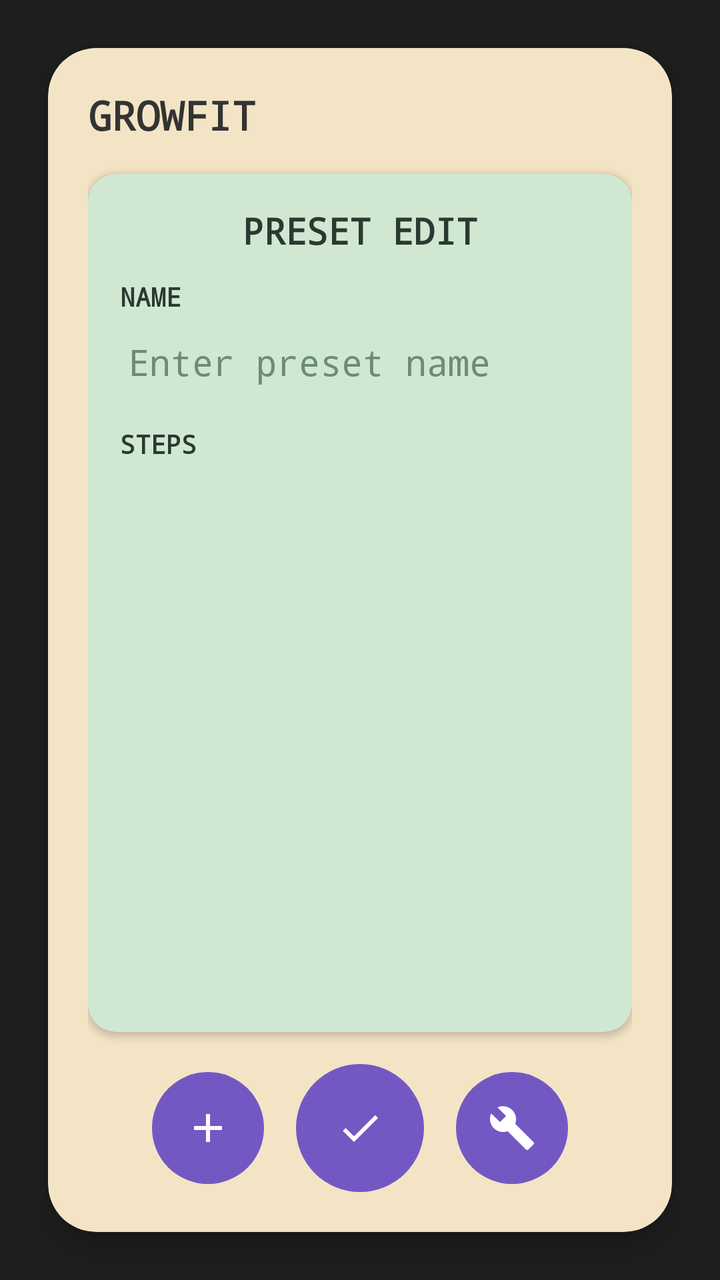
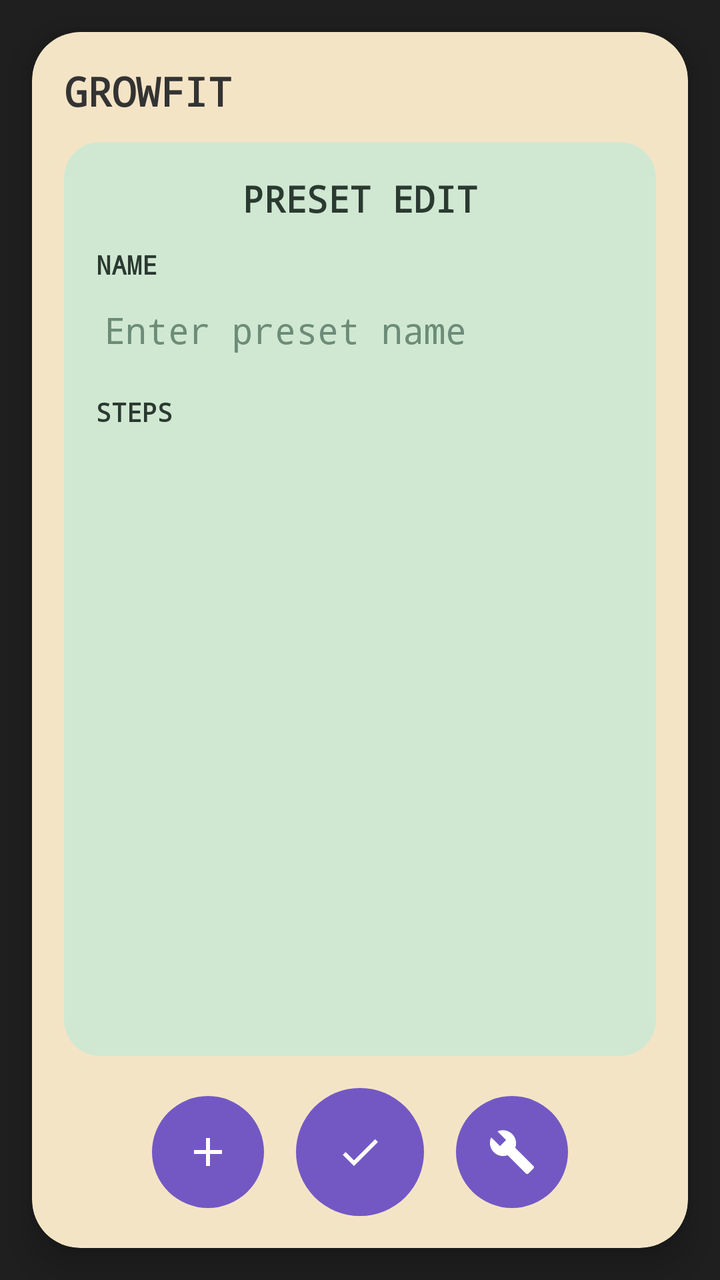

An Android layout rendered at two revisions. The XML below is the earlier revision; the diff shows what the commit changed to produce the second picture.
<!-- AndroidManifest.xml: application theme Theme.GrowFit -->
<!-- res/layout/fragment_preset_edit.xml -->
<?xml version="1.0" encoding="utf-8"?>
<androidx.constraintlayout.widget.ConstraintLayout
    xmlns:android="http://schemas.android.com/apk/res/android"
    xmlns:app="http://schemas.android.com/apk/res-auto"
    android:layout_width="match_parent"
    android:layout_height="match_parent"
    android:background="#1F1F1F">

    
    <androidx.cardview.widget.CardView
        android:id="@+id/deviceFrame"
        android:layout_width="0dp"
        android:layout_height="0dp"
        android:layout_margin="24dp"
        android:backgroundTint="#F4E4C6"
        app:cardCornerRadius="24dp"
        app:cardElevation="10dp"
        app:layout_constraintTop_toTopOf="parent"
        app:layout_constraintBottom_toBottomOf="parent"
        app:layout_constraintStart_toStartOf="parent"
        app:layout_constraintEnd_toEndOf="parent">

        <androidx.constraintlayout.widget.ConstraintLayout
            android:layout_width="match_parent"
            android:layout_height="match_parent"
            android:padding="20dp">

            
            <TextView
                android:id="@+id/txtLogo"
                android:layout_width="wrap_content"
                android:layout_height="wrap_content"
                android:text="GROWFIT"
                android:textSize="20sp"
                android:textStyle="bold"
                android:fontFamily="monospace"
                android:textColor="#333333"
                app:layout_constraintTop_toTopOf="parent"
                app:layout_constraintStart_toStartOf="parent"/>

            
            <androidx.cardview.widget.CardView
                android:id="@+id/lcdScreen"
                android:layout_width="0dp"
                android:layout_height="0dp"
                android:backgroundTint="#D0E8D2"
                app:cardCornerRadius="14dp"
                android:layout_marginTop="16dp"
                android:layout_marginBottom="16dp"
                app:layout_constraintTop_toBottomOf="@id/txtLogo"
                app:layout_constraintStart_toStartOf="parent"
                app:layout_constraintEnd_toEndOf="parent"
                app:layout_constraintBottom_toTopOf="@id/bottomButtonRow">

                <androidx.constraintlayout.widget.ConstraintLayout
                    android:layout_width="match_parent"
                    android:layout_height="match_parent"
                    android:padding="16dp">

                    
                    <TextView
                        android:id="@+id/txtTitle"
                        android:layout_width="wrap_content"
                        android:layout_height="wrap_content"
                        android:text="PRESET EDIT"
                        android:textSize="18sp"
                        android:textStyle="bold"
                        android:fontFamily="monospace"
                        android:textColor="#2B3A30"
                        app:layout_constraintTop_toTopOf="parent"
                        app:layout_constraintStart_toStartOf="parent"
                        app:layout_constraintEnd_toEndOf="parent" />

                    
                    <TextView
                        android:id="@+id/textNameLabel"
                        android:layout_width="wrap_content"
                        android:layout_height="wrap_content"
                        android:text="NAME"
                        android:textSize="13sp"
                        android:textStyle="bold"
                        android:fontFamily="monospace"
                        android:textColor="#2B3A30"
                        android:layout_marginTop="12dp"
                        app:layout_constraintTop_toBottomOf="@id/txtTitle"
                        app:layout_constraintStart_toStartOf="parent"/>

                    
                    <EditText
                        android:id="@+id/editPresetName"
                        android:layout_width="0dp"
                        android:layout_height="40dp"
                        android:layout_marginTop="4dp"
                        android:layout_marginEnd="8dp"
                        android:autofillHints=""
                        android:background="@android:color/transparent"
                        android:fontFamily="monospace"
                        android:inputType="text"
                        android:textColor="#2B3A30"
                        android:textColorHint="#6C8C78"
                        android:hint="Enter preset name"
                        android:padding="4dp"
                        android:singleLine="true"
                        app:layout_constraintTop_toBottomOf="@id/textNameLabel"
                        app:layout_constraintStart_toStartOf="parent"
                        app:layout_constraintEnd_toEndOf="parent" />

                    
                    <TextView
                        android:id="@+id/textStepHint"
                        android:layout_width="wrap_content"
                        android:layout_height="wrap_content"
                        android:text="STEPS"
                        android:textSize="13sp"
                        android:textStyle="bold"
                        android:fontFamily="monospace"
                        android:textColor="#2B3A30"
                        android:layout_marginTop="12dp"
                        app:layout_constraintTop_toBottomOf="@id/editPresetName"
                        app:layout_constraintStart_toStartOf="parent"/>

                    
                    <TextView
                        android:id="@+id/textEmptySteps"
                        android:layout_width="wrap_content"
                        android:layout_height="wrap_content"
                        android:text="스텝이 없습니다.\n아래 + 버튼으로 새 스텝을 추가해 보세요!"
                        android:textColor="#2B3A30"
                        android:textSize="14sp"
                        android:textStyle="bold"
                        android:gravity="center"
                        android:visibility="gone"
                        android:padding="12dp"
                        app:layout_constraintTop_toBottomOf="@id/textStepHint"
                        app:layout_constraintBottom_toBottomOf="parent"
                        app:layout_constraintStart_toStartOf="parent"
                        app:layout_constraintEnd_toEndOf="parent" />

                    
                    <androidx.recyclerview.widget.RecyclerView
                        android:id="@+id/recyclerSteps"
                        android:layout_width="0dp"
                        android:layout_height="0dp"
                        android:overScrollMode="never"
                        android:layout_marginTop="8dp"
                        android:layout_marginStart="4dp"
                        android:layout_marginEnd="4dp"
                        android:layout_marginBottom="4dp"
                        android:clipToPadding="false"
                        android:paddingBottom="8dp"
                        app:layout_constraintTop_toBottomOf="@id/textStepHint"
                        app:layout_constraintBottom_toBottomOf="parent"
                        app:layout_constraintStart_toStartOf="parent"
                        app:layout_constraintEnd_toEndOf="parent" />

                    
                    <ProgressBar
                        android:id="@+id/progressLoading"
                        style="?android:attr/progressBarStyleLarge"
                        android:layout_width="wrap_content"
                        android:layout_height="wrap_content"
                        android:indeterminate="true"
                        android:visibility="gone"
                        app:layout_constraintTop_toTopOf="parent"
                        app:layout_constraintBottom_toBottomOf="parent"
                        app:layout_constraintStart_toStartOf="parent"
                        app:layout_constraintEnd_toEndOf="parent" />

                </androidx.constraintlayout.widget.ConstraintLayout>
            </androidx.cardview.widget.CardView>

            
            <LinearLayout
                android:id="@+id/bottomButtonRow"
                android:layout_width="0dp"
                android:layout_height="wrap_content"
                android:orientation="horizontal"
                android:gravity="center"
                android:layout_marginTop="8dp"
                app:layout_constraintBottom_toBottomOf="parent"
                app:layout_constraintStart_toStartOf="parent"
                app:layout_constraintEnd_toEndOf="parent">

                
                <ImageButton
                    android:id="@+id/btnAddStep"
                    android:layout_width="56dp"
                    android:layout_height="56dp"
                    android:layout_marginEnd="16dp"
                    android:background="@drawable/bg_round_button_small"
                    android:src="@drawable/ic_add"
                    android:contentDescription="Add step"
                    app:backgroundTint="#7358C4"
                    app:tint="#FFFFFF" />

                
                <ImageButton
                    android:id="@+id/btnSavePreset"
                    android:layout_width="64dp"
                    android:layout_height="64dp"
                    android:background="@drawable/bg_round_button_small"
                    android:src="@drawable/ic_check"
                    android:contentDescription="Save preset"
                    app:backgroundTint="#7358C4"
                    app:tint="#FFFFFF" />

                
                <ImageButton
                    android:id="@+id/btnEditSteps"
                    android:layout_width="56dp"
                    android:layout_height="56dp"
                    android:layout_marginStart="16dp"
                    android:background="@drawable/bg_round_button_small"
                    android:src="@drawable/ic_build"
                    android:contentDescription="Edit steps"
                    app:backgroundTint="#7358C4"
                    app:tint="#FFFFFF" />

            </LinearLayout>

        </androidx.constraintlayout.widget.ConstraintLayout>
    </androidx.cardview.widget.CardView>
</androidx.constraintlayout.widget.ConstraintLayout>
<!-- resources referenced by this layout -->
<resources>
  <!-- drawable bg_round_button_small (drawable) -->
  <shape xmlns:android="http://schemas.android.com/apk/res/android"
      android:shape="oval">
      <solid android:color="#444444" />
      <size
          android:width="32dp"
          android:height="32dp" />
  </shape>
  <!-- drawable ic_add (drawable) -->
  <vector xmlns:android="http://schemas.android.com/apk/res/android" android:height="24dp" android:tint="#000000" android:viewportHeight="24" android:viewportWidth="24" android:width="24dp">
        
      <path android:fillColor="@android:color/white" android:pathData="M19,13h-6v6h-2v-6H5v-2h6V5h2v6h6v2z"/>
      
  </vector>
  <!-- drawable ic_build (drawable) -->
  <vector xmlns:android="http://schemas.android.com/apk/res/android" android:height="24dp" android:tint="#000000" android:viewportHeight="24" android:viewportWidth="24" android:width="24dp">
        
      <path android:fillColor="@android:color/white" android:pathData="M22.7,19l-9.1,-9.1c0.9,-2.3 0.4,-5 -1.5,-6.9 -2,-2 -5,-2.4 -7.4,-1.3L9,6 6,9 1.6,4.7C0.4,7.1 0.9,10.1 2.9,12.1c1.9,1.9 4.6,2.4 6.9,1.5l9.1,9.1c0.4,0.4 1,0.4 1.4,0l2.3,-2.3c0.5,-0.4 0.5,-1.1 0.1,-1.4z"/>
      
  </vector>
  <!-- drawable ic_check (drawable) -->
  <vector xmlns:android="http://schemas.android.com/apk/res/android" android:height="24dp" android:tint="#000000" android:viewportHeight="24" android:viewportWidth="24" android:width="24dp">
        
      <path android:fillColor="@android:color/white" android:pathData="M9,16.17L4.83,12l-1.42,1.41L9,19 21,7l-1.41,-1.41z"/>
      
  </vector>
  <style name="Theme.GrowFit" parent="Theme.Material3.DayNight.NoActionBar">
          
          
      </style>
</resources>

<!-- the commit's change to res/layout/fragment_preset_edit.xml (unified diff, before → after) -->
@@ -11,7 +11,7 @@
         android:id="@+id/deviceFrame"
         android:layout_width="0dp"
         android:layout_height="0dp"
-        android:layout_margin="24dp"
+        android:layout_margin="16dp"
         android:backgroundTint="#F4E4C6"
         app:cardCornerRadius="24dp"
         app:cardElevation="10dp"
@@ -23,7 +23,7 @@
         <androidx.constraintlayout.widget.ConstraintLayout
             android:layout_width="match_parent"
             android:layout_height="match_parent"
-            android:padding="20dp">
+            android:padding="16dp">
 
             
             <TextView
@@ -44,8 +44,8 @@
                 android:layout_width="0dp"
                 android:layout_height="0dp"
                 android:backgroundTint="#D0E8D2"
-                app:cardCornerRadius="14dp"
-                android:layout_marginTop="16dp"
+                app:cardCornerRadius="18dp"
+                android:layout_marginTop="12dp"
                 android:layout_marginBottom="16dp"
                 app:layout_constraintTop_toBottomOf="@id/txtLogo"
                 app:layout_constraintStart_toStartOf="parent"
